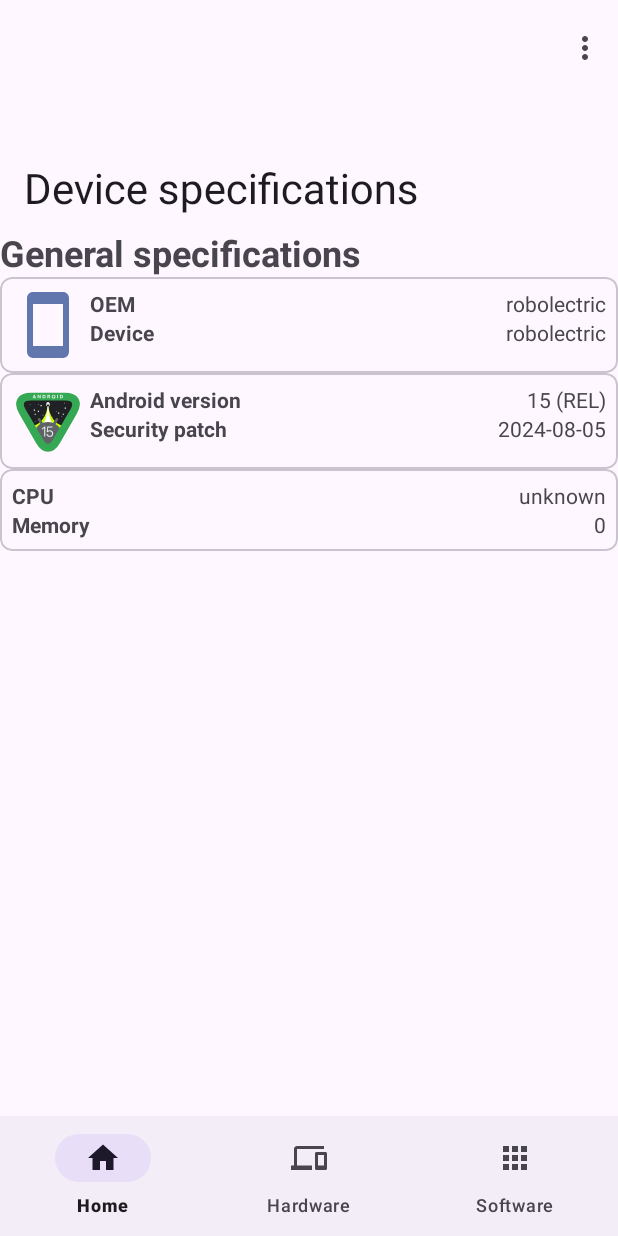
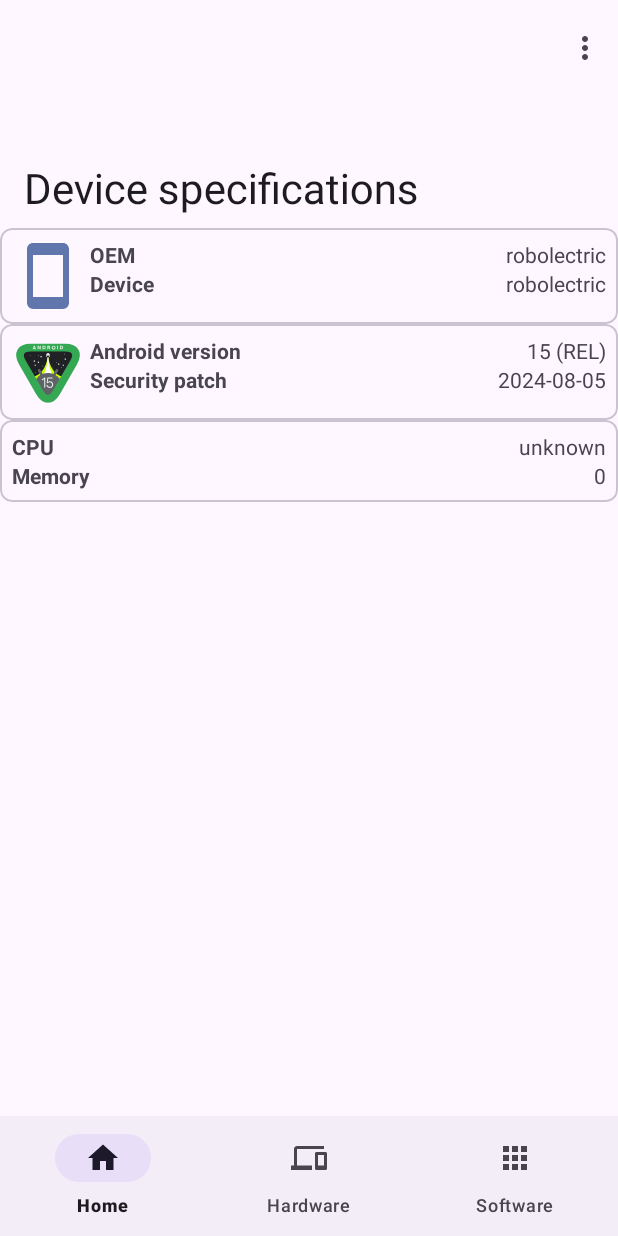
Before and after one commit to errortek/jpb24, an Android app: the screen it shows after launch (MainActivity), on a phone screen of 412 x 824 dp. Run offline under Robolectric (Android 15) with nearby library versions, the phone set to English and light mode, and no system bars; our stand-ins replace navigation-ui.

Commit message:
UI fixes

```diff
--- a/app/src/main/java/com/jpb/jpb24/ui/home/HomeFragment.kt
+++ b/app/src/main/java/com/jpb/jpb24/ui/home/HomeFragment.kt
@@ -17,6 +17,7 @@ import androidx.core.content.ContextCompat
 import androidx.core.widget.ImageViewCompat
 import androidx.fragment.app.Fragment
 import androidx.lifecycle.ViewModelProvider
+import com.google.android.material.dialog.MaterialAlertDialogBuilder
 import com.jpb.jpb24.R
 import com.jpb.jpb24.databinding.FragmentHomeBinding
 import java.text.DecimalFormat
@@ -57,7 +58,9 @@ class HomeFragment : Fragment() {
         if (Build.VERSION.SDK_INT >= 31) {
             cputext.text = Build.SOC_MODEL
         } else {
-            cputext.text = "CPU model information is unavailable for Android 11 and below, due to the underlying API requiring at least Android 12."
+            binding.imageButton.visibility = View.VISIBLE
+            cputext.text = "Unavailable"
+            cputext.setTextColor(resources.getColor(com.google.android.material.R.color.design_default_color_error));
         }
         val memtext: TextView = binding.textView8
         memtext.text = formatSize(totalMemory)
@@ -67,7 +70,7 @@ class HomeFragment : Fragment() {
         securityPatchTextView.text = Build.VERSION.SECURITY_PATCH
         val displayMetrics = DisplayMetrics()
         var width = displayMetrics.widthPixels / displayMetrics.density
-        var deviceImage: Drawable = resources.getDrawable(R.drawable.ic_devices_24dp)
+        var deviceImage: Drawable
         if (Build.VERSION.SDK_INT >= 31) {
             binding.imageView.setTint(com.google.android.material.R.color.material_dynamic_primary50)
         }
@@ -107,10 +110,20 @@ class HomeFragment : Fragment() {
             androidVersionImage = resources.getDrawable(R.drawable.ic_android)
             binding.imageView2.setImageDrawable(androidVersionImage)
         }
+        binding.imageButton.setOnClickListener {
+            if (context != null) {
+                MaterialAlertDialogBuilder(requireContext())
+                    .setIcon(R.drawable.alert)
+                    .setTitle("CPU model information unavailable")
+                    .setMessage("Fetching CPU model information is only possible on Android 12 (API 31) and newer.")
+                    .setPositiveButton("OK", null)
+                    .show()
+            }
+        }
         return root
     }
 
-    fun ImageView.setTint(@ColorRes colorRes: Int) {
+    private fun ImageView.setTint(@ColorRes colorRes: Int) {
         ImageViewCompat.setImageTintList(this, ColorStateList.valueOf(ContextCompat.getColor(context, colorRes)))
     }
 
--- a/app/src/main/res/layout/fragment_home.xml
+++ b/app/src/main/res/layout/fragment_home.xml
@@ -15,14 +15,6 @@
             android:layout_width="match_parent"
             android:layout_height="wrap_content"
             android:orientation="vertical">
-
-            <TextView
-                android:layout_width="match_parent"
-                android:layout_height="wrap_content"
-                android:fontFamily="sans-serif"
-                android:text="@string/general_specifications"
-                android:textSize="24sp"
-                android:textStyle="bold"></TextView>
 
             <com.google.android.material.card.MaterialCardView
                 android:layout_width="match_parent"
@@ -196,6 +188,14 @@
                             android:layout_height="wrap_content"
                             android:text="@string/cpu"
                             android:textStyle="bold" />
+                        <ImageButton
+                            android:id="@+id/imageButton"
+                            android:layout_width="24dp"
+                            android:layout_height="24dp"
+                            android:layout_weight="0"
+                            android:background="@android:color/transparent"
+                            android:src="@drawable/information_outline"
+                            android:visibility="gone" />
 
                         <View
                             android:layout_width="0dp"
```
Also changed, not shown: app/src/main/java/com/jpb/jpb24/ui/dashboard/DashboardFragment.kt (+5 -3 lines).
